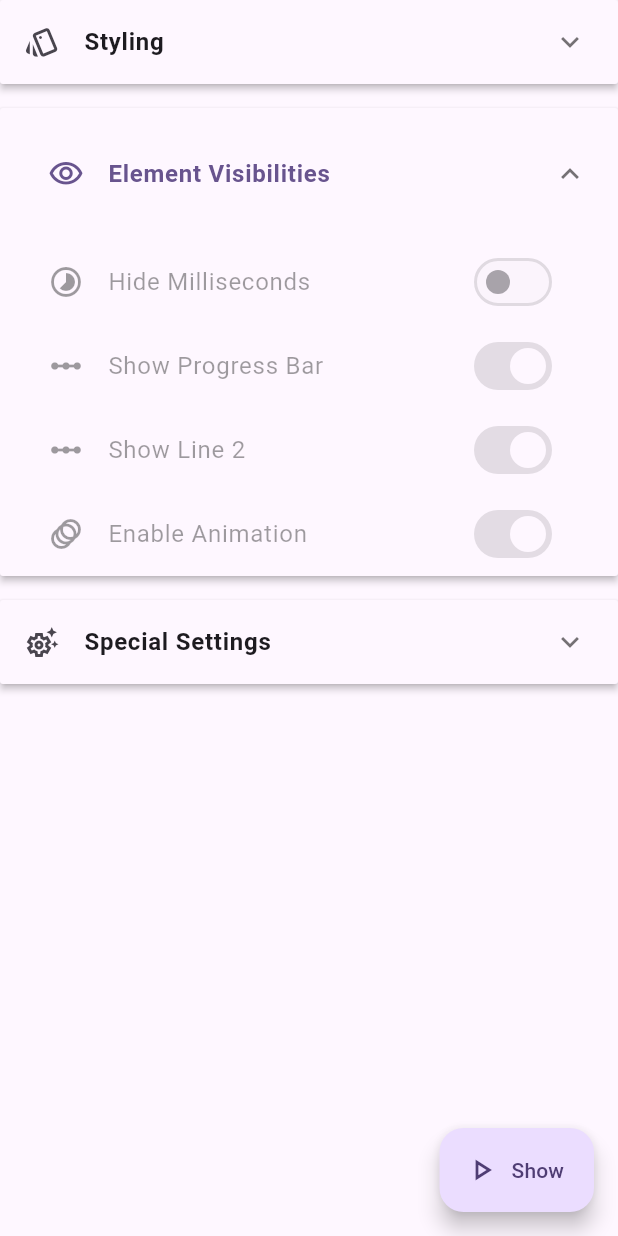
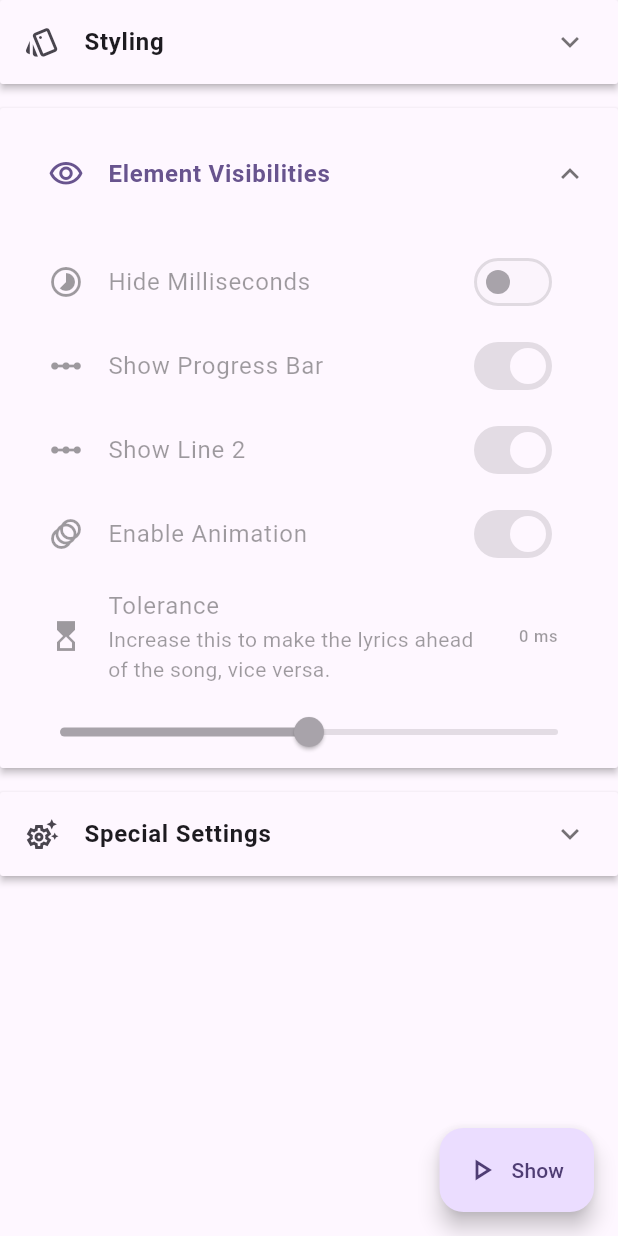
Before and after one commit to fewling/flutter-floating-lyric, a Flutter app: the OverlayWindowSetting screen opened directly, after a tap on "Styling", after a tap on the "expand more" icon, after a tap on "Element Visibilities", on a phone screen of 412 x 824 dp. Run offline on Flutter 3.47's test engine with Material 3 defaults, Android fonts, the phone set to English and light mode, and no system bars; our stand-ins replace animated_text_kit, file_picker, flutter_bloc, flutter_colorpicker, freezed_annotation and 8 more; accounts and stored records are empty; generated files the repository leaves out were written again.

Commit message:
feat: :sparkles: adds option of tolerance

```diff
--- a/lib/features/global_dependency_injector/global_dependency_injector.dart
+++ b/lib/features/global_dependency_injector/global_dependency_injector.dart
@@ -75,6 +75,7 @@ class GlobalDependencyInjector extends StatelessWidget {
             )..add(LyricStateListenerLoaded(
                 isAutoFetch: context.read<PreferenceBloc>().state.autoFetchOnline,
                 showLine2: context.read<PreferenceBloc>().state.showLine2,
+                tolerance: context.read<PreferenceBloc>().state.tolerance,
               )),
           ),
           BlocProvider(
@@ -124,6 +125,12 @@ class PreferenceStateListener extends StatelessWidget {
           listenWhen: (previous, current) => previous.showLine2 != current.showLine2,
           listener: (context, state) => context.read<LyricStateListenerBloc>().add(
                 ShowLine2Updated(showLine2: state.showLine2),
+              ),
+        ),
+        BlocListener<PreferenceBloc, PreferenceState>(
+          listenWhen: (previous, current) => previous.tolerance != current.tolerance,
+          listener: (context, state) => context.read<LyricStateListenerBloc>().add(
+                TolerancePrefUpdated(tolerance: state.tolerance),
               ),
         ),
         BlocListener<PreferenceBloc, PreferenceState>(
--- a/lib/features/lyric_state_listener/bloc/lyric_state_listener_bloc.dart
+++ b/lib/features/lyric_state_listener/bloc/lyric_state_listener_bloc.dart
@@ -34,12 +34,15 @@ class LyricStateListenerBloc extends Bloc<LyricStateListenerEvent, LyricStateLis
         ShowLine2Updated() => _onShowLine2Updated(event, emit),
         StartMusicPlayerRequested() => _onMusicPlayerRequested(event, emit),
         NewLyricSaved() => _onNewLyricSaved(event, emit),
+        TolerancePrefUpdated() => _onTolerancePrefUpdated(event, emit),
       },
     );
   }
 
   final LocalDbService _localDbService;
   final PermissionService _permissionService;
+
+  int _tolerance = 0;
 
   // TODO(@fewling): replace with remote lrc_lib_service
   final LrcLibRepository _lyricRepository;
@@ -49,6 +52,8 @@ class LyricStateListenerBloc extends Bloc<LyricStateListenerEvent, LyricStateLis
       isAutoFetch: event.isAutoFetch,
       showLine2: event.showLine2,
     ));
+
+    _tolerance = event.tolerance;
 
     await emit.onEach(
       mediaStateStream,
@@ -136,17 +141,15 @@ class LyricStateListenerBloc extends Bloc<LyricStateListenerEvent, LyricStateLis
               var line1 = state.line1;
               var line2 = state.line2;
 
-              const tolerance = 100;
-
               for (final line in oddLines.reversed) {
-                if (position > (line.time.inMilliseconds - tolerance) || line == currentLrc.lines.first) {
+                if (position > (line.time.inMilliseconds - _tolerance) || line == currentLrc.lines.first) {
                   line2 = line;
                   break;
                 }
               }
 
               for (final line in evenLines.reversed) {
-                if (position > (line.time.inMilliseconds - tolerance) || line == currentLrc.lines.first) {
+                if (position > (line.time.inMilliseconds - _tolerance) || line == currentLrc.lines.first) {
                   line1 = line;
                   break;
                 }
@@ -292,4 +295,8 @@ class LyricStateListenerBloc extends Bloc<LyricStateListenerEvent, LyricStateLis
       searchLyricStatus: SearchLyricStatus.initial,
     ));
   }
+
+  void _onTolerancePrefUpdated(TolerancePrefUpdated event, Emitter<LyricStateListenerState> emit) {
+    _tolerance = event.tolerance;
+  }
 }
--- a/lib/features/lyric_state_listener/bloc/lyric_state_listener_event.dart
+++ b/lib/features/lyric_state_listener/bloc/lyric_state_listener_event.dart
@@ -8,10 +8,12 @@ final class LyricStateListenerLoaded extends LyricStateListenerEvent {
   const LyricStateListenerLoaded({
     required this.isAutoFetch,
     required this.showLine2,
+    required this.tolerance,
   });
 
   final bool isAutoFetch;
   final bool showLine2;
+  final int tolerance;
 }
 
 final class AutoFetchUpdated extends LyricStateListenerEvent {
@@ -37,3 +39,11 @@ final class StartMusicPlayerRequested extends LyricStateListenerEvent {
 final class NewLyricSaved extends LyricStateListenerEvent {
   const NewLyricSaved();
 }
+
+final class TolerancePrefUpdated extends LyricStateListenerEvent {
+  const TolerancePrefUpdated({
+    required this.tolerance,
+  });
+
+  final int tolerance;
+}
--- a/lib/features/overlay_window_settings/overlay_window_settings.dart
+++ b/lib/features/overlay_window_settings/overlay_window_settings.dart
@@ -300,6 +300,38 @@ class OverlayWindowSetting extends StatelessWidget {
                         );
                       },
                     ),
+                    ListTile(
+                      enabled: visibleFloatingWindow,
+                      leading: const Icon(Icons.hourglass_top_outlined),
+                      trailing: Builder(
+                        builder: (context) {
+                          final tolerance = context.select<PreferenceBloc, int>(
+                            (bloc) => bloc.state.tolerance,
+                          );
+
+                          return Text('$tolerance ms');
+                        },
+                      ),
+                      title: const Text('Tolerance'),
+                      subtitle: const Text('Increase this to make the lyrics ahead of the song, vice versa.'),
+                    ),
+                    Builder(
+                      builder: (context) {
+                        final tolerance = context.select<PreferenceBloc, int>(
+                          (bloc) => bloc.state.tolerance,
+                        );
+                        return Slider(
+                          min: -1000,
+                          max: 1000,
+                          divisions: 200,
+                          value: tolerance.toDouble(),
+                          label: '$tolerance',
+                          onChanged: visibleFloatingWindow
+                              ? (o) => context.read<PreferenceBloc>().add(ToleranceUpdated(o.toInt()))
+                              : null,
+                        );
+                      },
+                    ),
                   ],
                 ),
               ),
--- a/lib/features/preference/bloc/preference_bloc.dart
+++ b/lib/features/preference/bloc/preference_bloc.dart
@@ -29,6 +29,7 @@ class PreferenceBloc extends Bloc<PreferenceEvent, PreferenceState> {
           showLine2: spService.showLine2,
           useAppColor: spService.useAppColor,
           enableAnimation: spService.enableAnimation,
+          tolerance: spService.tolerance,
         )) {
     on<PreferenceEvent>((event, emit) => switch (event) {
           PreferenceEventLoad() => _onLoaded(emit),
@@ -46,6 +47,7 @@ class PreferenceBloc extends Bloc<PreferenceEvent, PreferenceState> {
           FontFamilyUpdated() => _onFontFamilyUpdated(event, emit),
           FontFamilyReset() => _onFontFamilyReset(event, emit),
           EnableAnimationToggled() => _onEnableAnimationToggled(event, emit),
+          ToleranceUpdated() => _onToleranceUpdated(event, emit),
         });
   }
 
@@ -150,4 +152,11 @@ class PreferenceBloc extends Bloc<PreferenceEvent, PreferenceState> {
       emit(state.copyWith(enableAnimation: !state.enableAnimation));
     }
   }
+
+  Future<void> _onToleranceUpdated(ToleranceUpdated event, Emitter<PreferenceState> emit) async {
+    final isSuccess = await _spService.updateTolerance(event.tolerance);
+    if (isSuccess) {
+      emit(state.copyWith(tolerance: event.tolerance));
+    }
+  }
 }
--- a/lib/features/preference/bloc/preference_event.dart
+++ b/lib/features/preference/bloc/preference_event.dart
@@ -77,3 +77,9 @@ final class FontFamilyReset extends PreferenceEvent {
 final class EnableAnimationToggled extends PreferenceEvent {
   const EnableAnimationToggled();
 }
+
+final class ToleranceUpdated extends PreferenceEvent {
+  const ToleranceUpdated(this.tolerance);
+
+  final int tolerance;
+}
--- a/lib/features/preference/bloc/preference_state.dart
+++ b/lib/features/preference/bloc/preference_state.dart
@@ -16,6 +16,7 @@ class PreferenceState with _$PreferenceState {
     required bool showLine2,
     required bool useAppColor,
     required bool enableAnimation,
+    required int tolerance,
   }) = _PreferenceState;
 
   factory PreferenceState.fromJson(Map<String, dynamic> json) => _$PreferenceStateFromJson(json);
--- a/lib/repos/local/preference_repo.dart
+++ b/lib/repos/local/preference_repo.dart
@@ -21,6 +21,7 @@ class PreferenceRepo {
   static const showLine2Key = 'show line 2';
   static const useAppColorKey = 'use app color';
   static const enableAnimationKey = 'enable animation';
+  static const toleranceKey = 'tolerance';
 
   static const defaultFont = 'Roboto';
 
@@ -52,6 +53,8 @@ class PreferenceRepo {
 
   bool get enableAnimation => _sp.getBool(enableAnimationKey) ?? true;
 
+  int get tolerance => _sp.getInt(toleranceKey) ?? 0;
+
   Future<bool> updateOpacity(double value) => _sp.setDouble(windowOpacityKey, value);
 
   Future<bool> updateColor(int colorVal) => _sp.setInt(windowColorKey, colorVal);
@@ -79,4 +82,6 @@ class PreferenceRepo {
   Future<bool> resetFontFamily() => _sp.setString(fontFamilyKey, defaultFont);
 
   Future<bool> toggleEnableAnimation(bool value) => _sp.setBool(enableAnimationKey, value);
+
+  Future<bool> updateTolerance(int value) => _sp.setInt(toleranceKey, value);
 }
--- a/lib/service/preference/preference_service.dart
+++ b/lib/service/preference/preference_service.dart
@@ -35,6 +35,8 @@ class PreferenceService {
 
   bool get enableAnimation => _spRepo.enableAnimation;
 
+  int get tolerance => _spRepo.tolerance;
+
   Future<bool> updateOpacity(double value) => _spRepo.updateOpacity(value);
 
   Future<bool> updateColor(Color color) => _spRepo.updateColor(color.value);
@@ -62,4 +64,6 @@ class PreferenceService {
   Future<bool> resetFontFamily() => _spRepo.resetFontFamily();
 
   Future<bool> toggleEnableAnimation(bool value) => _spRepo.toggleEnableAnimation(value);
+
+  Future<bool> updateTolerance(int value) => _spRepo.updateTolerance(value);
 }
```
